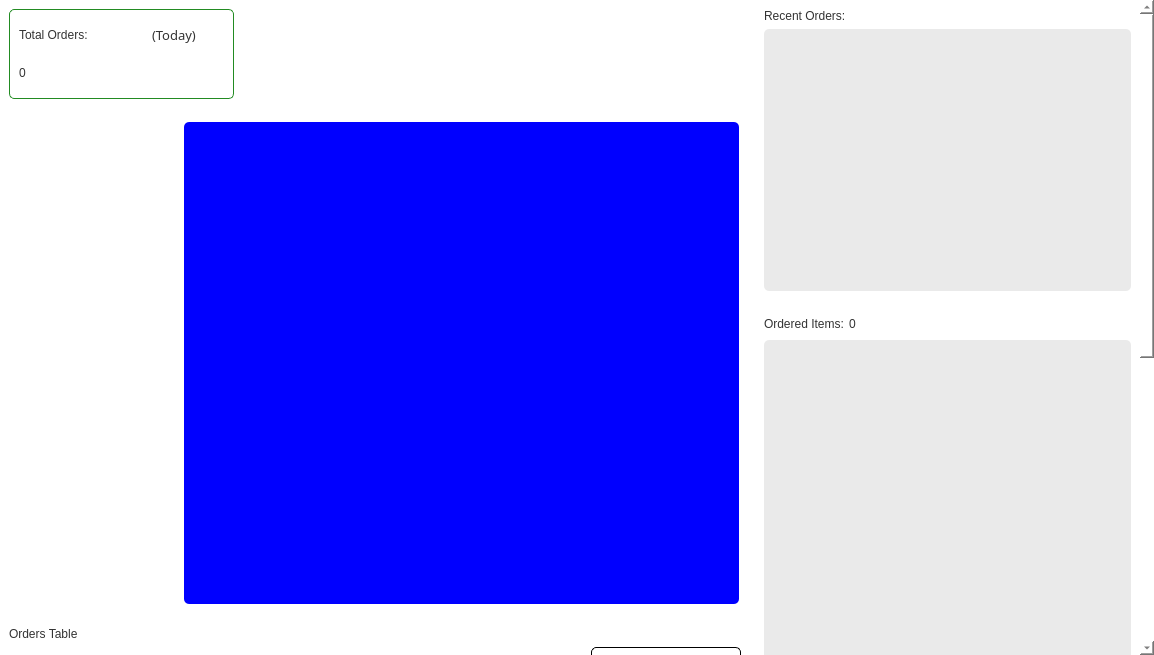
This is app/src/ui/orders_page.ui in Kazu0210/Inventory-System as Qt 5 draws it before an edit. The edited form follows.
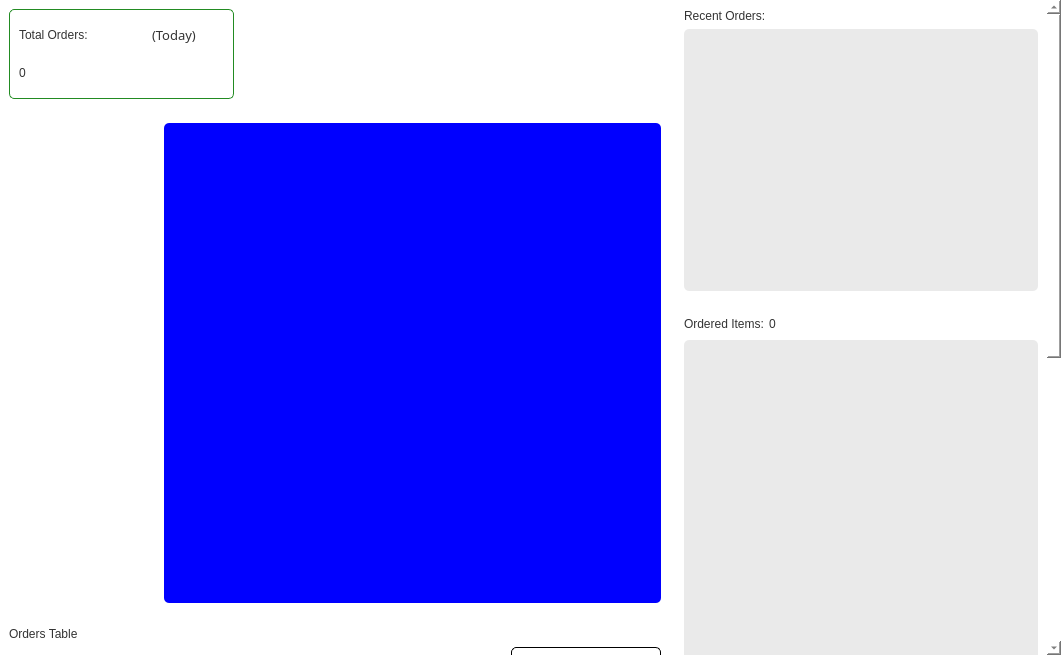
This is the edited form.

Commit message: fixed bugs on inventory page and orders page

What changed in the file:
```diff
--- a/app/src/ui/orders_page.ui
+++ b/app/src/ui/orders_page.ui
@@ -6,7 +6,7 @@
    <rect>
     <x>0</x>
     <y>0</y>
-    <width>1154</width>
+    <width>1061</width>
     <height>655</height>
    </rect>
   </property>
@@ -124,8 +124,8 @@
       <property name="geometry">
        <rect>
         <x>0</x>
-        <y>0</y>
-        <width>1137</width>
+        <y>-300</y>
+        <width>1044</width>
         <height>1215</height>
        </rect>
       </property>
@@ -303,13 +303,13 @@
            <widget class="QFrame" name="frame">
             <property name="minimumSize">
              <size>
-              <width>0</width>
+              <width>670</width>
               <height>500</height>
              </size>
             </property>
             <property name="maximumSize">
              <size>
-              <width>16777215</width>
+              <width>670</width>
               <height>500</height>
              </size>
             </property>
@@ -345,7 +345,7 @@
               <widget class="QScrollArea" name="menu_scrollArea">
                <property name="maximumSize">
                 <size>
-                 <width>170</width>
+                 <width>150</width>
                  <height>16777215</height>
                 </size>
                </property>
@@ -357,7 +357,7 @@
                  <rect>
                   <x>0</x>
                   <y>0</y>
-                  <width>170</width>
+                  <width>150</width>
                   <height>482</height>
                  </rect>
                 </property>
@@ -368,8 +368,8 @@
               <widget class="QScrollArea" name="products_scrollArea">
                <property name="maximumSize">
                 <size>
-                 <width>555</width>
-                 <height>482</height>
+                 <width>500</width>
+                 <height>480</height>
                 </size>
                </property>
                <property name="styleSheet">
@@ -389,14 +389,14 @@
                  <rect>
                   <x>0</x>
                   <y>0</y>
-                  <width>555</width>
-                  <height>482</height>
+                  <width>497</width>
+                  <height>480</height>
                  </rect>
                 </property>
                 <property name="maximumSize">
                  <size>
-                  <width>555</width>
-                  <height>482</height>
+                  <width>500</width>
+                  <height>480</height>
                  </size>
                 </property>
                </widget>
@@ -409,13 +409,13 @@
            <widget class="QFrame" name="orders_table_frame">
             <property name="minimumSize">
              <size>
-              <width>750</width>
+              <width>670</width>
               <height>0</height>
              </size>
             </property>
             <property name="maximumSize">
              <size>
-              <width>550</width>
+              <width>670</width>
               <height>16777215</height>
              </size>
             </property>
@@ -751,7 +751,7 @@
                  <rect>
                   <x>0</x>
                   <y>0</y>
-                  <width>364</width>
+                  <width>351</width>
                   <height>252</height>
                  </rect>
                 </property>
@@ -903,7 +903,7 @@
                  <rect>
                   <x>0</x>
                   <y>0</y>
-                  <width>364</width>
+                  <width>351</width>
                   <height>320</height>
                  </rect>
                 </property>
```
The commit also changes 6 other files.
